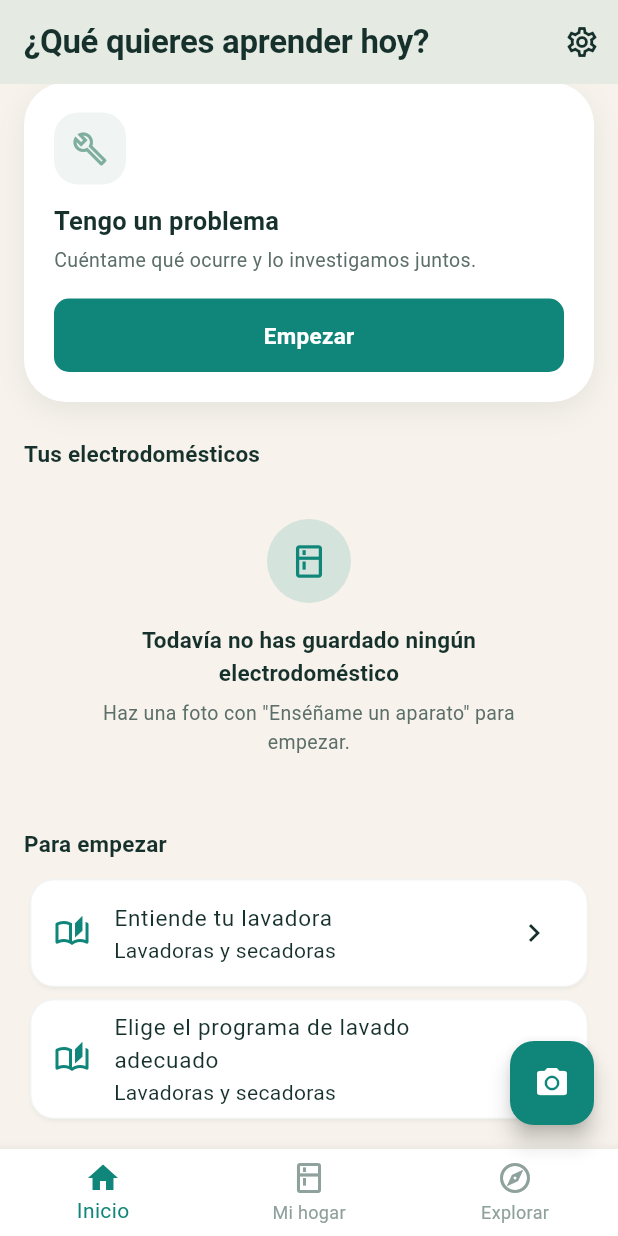
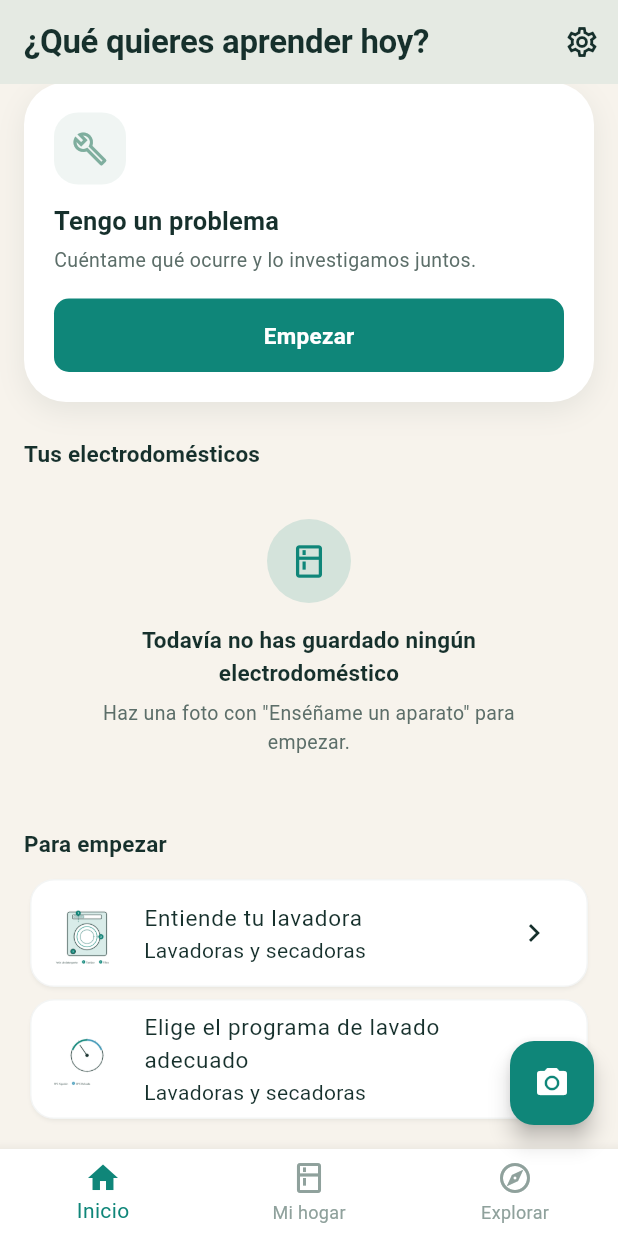
Before and after one commit to luisgc020300-beep/Lumio, a Flutter app: the screen it shows once a user with an empty profile is signed in, scrolled down 318 dp, on a phone screen of 412 x 824 dp. Run offline on Flutter 3.47's test engine with Material 3 defaults, Android fonts, the phone set to English and light mode, and no system bars; our stand-ins replace cached_network_image, cloud_firestore, cloud_functions, firebase_analytics, firebase_auth, firebase_core and 4 more; missing offline and left inert: firebase_app_check; accounts and stored records are empty.

Commit message:
feat: Lumio 2.0 Fase 3 -- cobertura visual completa + mejoras de Inicio/Explorar
Las 6 lecciones que todavia no tenian ninguna ilustracion la tienen
ahora (una especifica y fiel al contenido real de cada una, generada
con el mismo pipeline Python+Pillow ya usado): dial de programa para
lavadora_elegir_programa, zonas para frigorifico_entender, modos de
coccion para horno_entender, filtro para aire_acondicionado_entender,
base/vaso para pequenos_electrodomesticos_cuidado, depositos para
lavavajillas_entender. Catalogo completo: 9/9 lecciones con ilustracion.

Leccion.primeraIlustracion (nuevo getter) + MiniaturaLeccion (nuevo
widget en leccion_screen.dart) -- Explorar y el "Para empezar" de
Inicio muestran ya la ilustracion de cada leccion en vez del icono
generico de siempre, reusando assets que ya existen.

home_tab.dart: corregido el estado de carga de "Tus electrodomesticos"
-- antes mostraba el empty state de "no tienes ninguno" mientras el
stream todavia no habia entregado el primer dato, lo cual era enganoso.

flutter analyze: 0 issues. flutter test: 44/44 + 1 skip ya documentado
(sin relacion con este cambio).

Co-Authored-By: Claude Sonnet 5 <noreply@anthropic.com>

```diff
--- a/lib/data/catalogo_lecciones.dart
+++ b/lib/data/catalogo_lecciones.dart
@@ -72,6 +72,7 @@ final List<Leccion> catalogoLecciones = [
         titulo: 'Algodón 40°C',
         cuerpo: 'Es el programa de uso diario para ropa normal: camisetas, ropa interior, toallas finas. Buen equilibrio entre limpieza y cuidado del tejido.',
         porQueImporta: 'Usarlo por defecto evita gastar más agua/energía de la necesaria en la ropa de cada día.',
+        imagenAsset: 'assets/lecciones/lavadora_elegir_programa/dial.webp',
       ),
       PasoLeccion(
         tipo: TipoPasoLeccion.explicacion,
@@ -111,6 +112,7 @@ final List<Leccion> catalogoLecciones = [
         titulo: 'Las zonas principales',
         cuerpo: 'La puerta es la zona más cálida y con más variación de temperatura, porque se abre constantemente. El cajón de verduras mantiene más humedad para que no se marchiten. El congelador es una zona aparte, de frío constante, pensada para conservación larga.',
         porQueImporta: 'Guardar cada alimento en la zona adecuada hace que dure más y reduce el desperdicio de comida.',
+        imagenAsset: 'assets/lecciones/frigorifico_entender/zonas.webp',
       ),
       PasoLeccion(
         tipo: TipoPasoLeccion.explicacion,
@@ -150,6 +152,7 @@ final List<Leccion> catalogoLecciones = [
         titulo: 'Los modos principales',
         cuerpo: 'Calor arriba y abajo es el modo tradicional, bueno para asados y platos que necesitan dorarse por ambos lados. El grill solo calienta desde arriba con fuerza, ideal para gratinar. El modo aire o ventilador reparte el calor de forma uniforme con un ventilador, muy útil si cocinas en varias bandejas a la vez.',
         porQueImporta: 'Elegir el modo equivocado es una causa habitual de que algo se queme por fuera y quede crudo por dentro, o al revés.',
+        imagenAsset: 'assets/lecciones/horno_entender/modos.webp',
       ),
       PasoLeccion(
         tipo: TipoPasoLeccion.explicacion,
@@ -189,6 +192,7 @@ final List<Leccion> catalogoLecciones = [
         titulo: 'Las partes principales',
         cuerpo: 'El filtro de aire atrapa polvo antes de que entre en la unidad -- si se ensucia, el aparato enfría peor y gasta más. La unidad exterior es la que expulsa el calor que saca de la habitación cuando enfría. El mando suele incluir, además de frío, los modos calor, deshumidificar y solo ventilador.',
         porQueImporta: 'Un filtro sucio es la causa más habitual de que un aire acondicionado "enfríe poco" sin que el aparato esté realmente averiado.',
+        imagenAsset: 'assets/lecciones/aire_acondicionado_entender/filtro.webp',
       ),
       PasoLeccion(
         tipo: TipoPasoLeccion.explicacion,
@@ -228,6 +232,7 @@ final List<Leccion> catalogoLecciones = [
         titulo: 'La regla más importante',
         cuerpo: 'Desenchufa siempre el aparato antes de limpiarlo, y nunca sumerjas en agua la base donde está el motor o las conexiones eléctricas -- solo las partes extraíbles (jarra, cuchillas, filtros) suelen poder lavarse con agua.',
         porQueImporta: 'Es la causa más común de que un pequeño electrodoméstico se estropee antes de tiempo, o incluso de que sea peligroso seguir usándolo.',
+        imagenAsset: 'assets/lecciones/pequenos_electrodomesticos_cuidado/batidora.webp',
       ),
       PasoLeccion(
         tipo: TipoPasoLeccion.explicacion,
@@ -266,6 +271,7 @@ final List<Leccion> catalogoLecciones = [
         tipo: TipoPasoLeccion.visual,
         titulo: 'Las partes principales',
         cuerpo: 'El dosificador de detergente libera el jabón en el momento correcto. El depósito de abrillantador ayuda a que la vajilla seque sin marcas. El depósito de sal (si tu lavavajillas lo tiene) ablanda el agua para que el detergente funcione mejor.',
+        imagenAsset: 'assets/lecciones/lavavajillas_entender/depositos.webp',
       ),
       PasoLeccion(
         tipo: TipoPasoLeccion.comprobacion,
--- a/lib/models/leccion.dart
+++ b/lib/models/leccion.dart
@@ -73,6 +73,16 @@ class Leccion {
   /// true si requiere un electrodoméstico concreto guardado (no aplica a
   /// lecciones generales de categoría).
   final bool applianceEspecifico;
+
+  /// Primera ilustración de catálogo entre los pasos, si hay alguna --
+  /// usado como miniatura en las listas de lecciones (Explorar, Inicio)
+  /// en vez del icono genérico.
+  String? get primeraIlustracion {
+    for (final p in pasos) {
+      if (p.imagenAsset != null) return p.imagenAsset;
+    }
+    return null;
+  }
 }
 
 enum EstadoProgresoLeccion { enCurso, completada }
--- a/lib/screens/explorar_tab.dart
+++ b/lib/screens/explorar_tab.dart
@@ -117,7 +117,7 @@ class _ExplorarTabState extends State<ExplorarTab> {
                         return Card(
                           margin: const EdgeInsets.only(bottom: 8),
                           child: ListTile(
-                            leading: Icon(Icons.auto_stories_outlined, color: context.colors.brand),
+                            leading: MiniaturaLeccion(leccion: l),
                             title: Text(l.titulo),
                             subtitle: Text(l.objetivo, maxLines: 2, overflow: TextOverflow.ellipsis),
                             trailing: const Icon(Icons.chevron_right),
--- a/lib/screens/home_tab.dart
+++ b/lib/screens/home_tab.dart
@@ -64,6 +64,12 @@ class HomeTab extends StatelessWidget {
           StreamBuilder<List<Electrodomestico>>(
             stream: ElectrodomesticoService.streamElectrodomesticos(),
             builder: (context, snapshot) {
+              if (snapshot.connectionState == ConnectionState.waiting) {
+                return const Padding(
+                  padding: EdgeInsets.symmetric(vertical: LumioSpace.s4),
+                  child: Center(child: CircularProgressIndicator()),
+                );
+              }
               final items = (snapshot.data ?? []).take(3).toList();
               if (items.isEmpty) {
                 return const EmptyState(
@@ -213,7 +219,7 @@ class _TarjetaLeccionRecomendada extends StatelessWidget {
   Widget build(BuildContext context) {
     return Card(
       child: ListTile(
-        leading: Icon(Icons.auto_stories_outlined, color: context.colors.brand),
+        leading: MiniaturaLeccion(leccion: leccion),
         title: Text(leccion.titulo),
         subtitle: Text(leccion.categoria.etiqueta),
         trailing: const Icon(Icons.chevron_right),
--- a/lib/screens/leccion_screen.dart
+++ b/lib/screens/leccion_screen.dart
@@ -347,3 +347,26 @@ Future<void> abrirLeccion(BuildContext context, Leccion leccion) async {
     Navigator.of(context).push(MaterialPageRoute(builder: (_) => LeccionScreen(leccion: leccion, progresoId: progresoId)));
   }
 }
+
+/// Miniatura para las listas de lecciones (Explorar, Inicio) -- la
+/// primera ilustración de catálogo de la lección si tiene alguna, o el
+/// icono genérico de siempre si todavía no tiene ninguna.
+class MiniaturaLeccion extends StatelessWidget {
+  const MiniaturaLeccion({required this.leccion, this.size = 44, super.key});
+  final Leccion leccion;
+  final double size;
+
+  @override
+  Widget build(BuildContext context) {
+    final asset = leccion.primeraIlustracion;
+    if (asset == null) {
+      return Icon(Icons.auto_stories_outlined, color: context.colors.brand);
+    }
+    return ExcludeSemantics(
+      child: ClipRRect(
+        borderRadius: BorderRadius.circular(LumioRadius.xs),
+        child: Image.asset(asset, width: size, height: size, fit: BoxFit.cover),
+      ),
+    );
+  }
+}
--- a/pubspec.yaml
+++ b/pubspec.yaml
@@ -81,6 +81,12 @@ flutter:
   assets:
     - assets/icon/
     - assets/lecciones/lavadora_entender/
+    - assets/lecciones/lavadora_elegir_programa/
+    - assets/lecciones/frigorifico_entender/
+    - assets/lecciones/horno_entender/
+    - assets/lecciones/aire_acondicionado_entender/
+    - assets/lecciones/pequenos_electrodomesticos_cuidado/
+    - assets/lecciones/lavavajillas_entender/
     - assets/lecciones/radiador_entender/
     - assets/lecciones/grifo_entender/
     - assets/profesor/
```
Also changed, not shown: assets/lecciones/aire_acondicionado_entender/filtro.webp (added), assets/lecciones/frigorifico_entender/zonas.webp (added), assets/lecciones/horno_entender/modos.webp (added), assets/lecciones/lavadora_elegir_programa/dial.webp (added), assets/lecciones/lavavajillas_entender/depositos.webp (added), assets/lecciones/pequenos_electrodomesticos_cuidado/batidora.webp (added), 2 other files.
